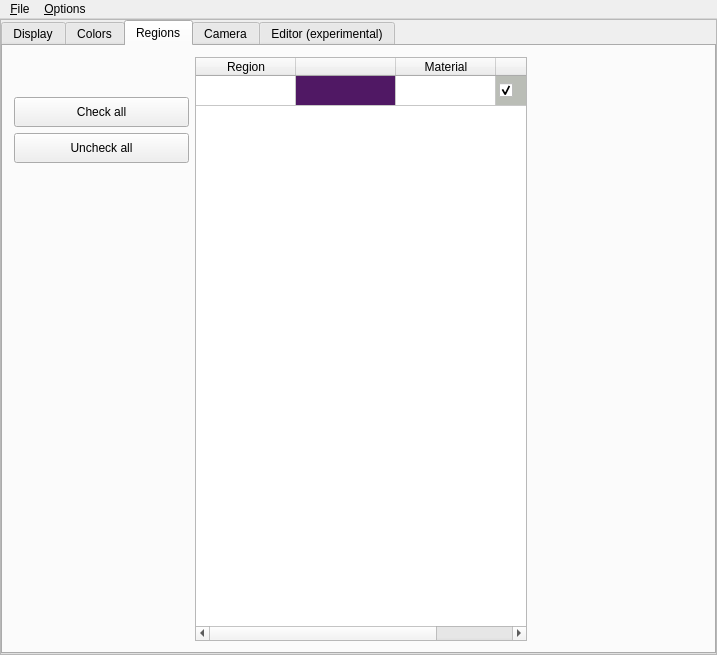
Qt form HEN_HOUSE/egs++/view/viewcontrol.ui (nrc-cnrc/EGSnrc) before a commit.
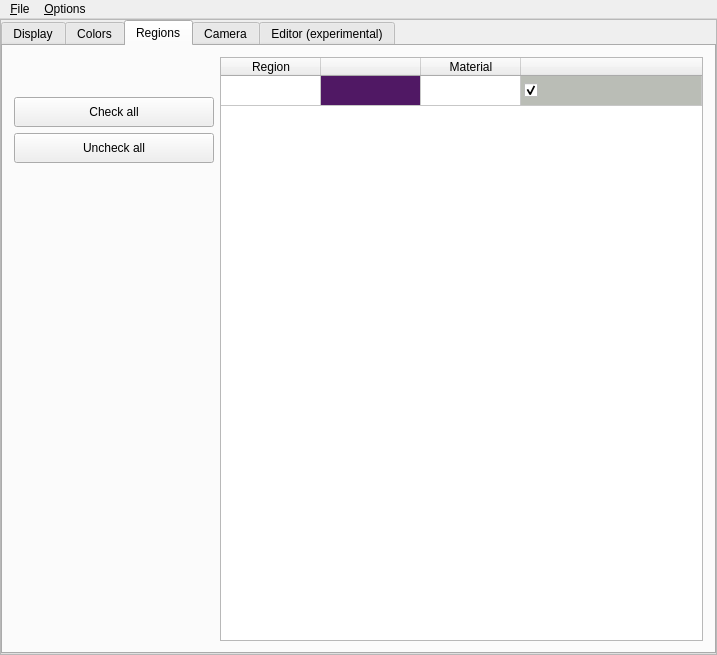
The same form after that commit. The open tabs and pages were chosen to show the change.

Commit message: Change egs_view regions tab to load on click

```diff
--- a/HEN_HOUSE/egs++/view/viewcontrol.ui
+++ b/HEN_HOUSE/egs++/view/viewcontrol.ui
@@ -1292,22 +1292,6 @@
                 </item>
                </layout>
               </item>
-              <item>
-               <spacer name="horizontalSpacer_3">
-                <property name="orientation">
-                 <enum>Qt::Orientation::Horizontal</enum>
-                </property>
-                <property name="sizeType">
-                 <enum>QSizePolicy::Policy::Preferred</enum>
-                </property>
-                <property name="sizeHint" stdset="0">
-                 <size>
-                  <width>200</width>
-                  <height>20</height>
-                 </size>
-                </property>
-               </spacer>
-              </item>
              </layout>
             </widget>
             <widget class="QWidget" name="cameraTab">
```
The commit also changes 3 other files.
